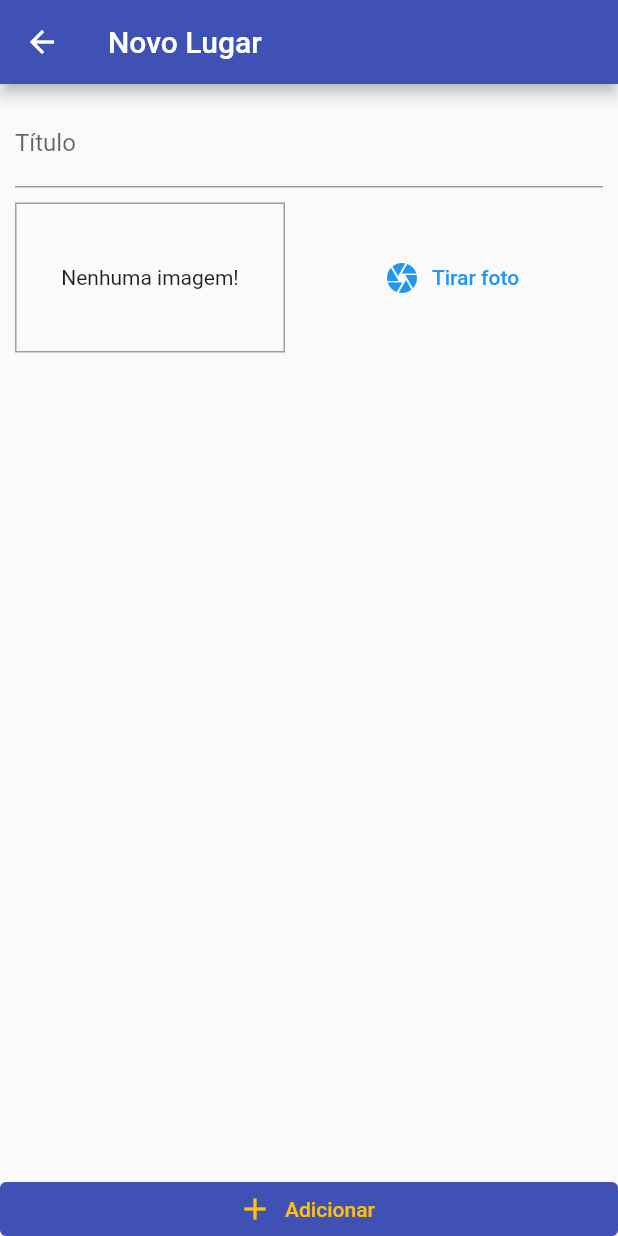
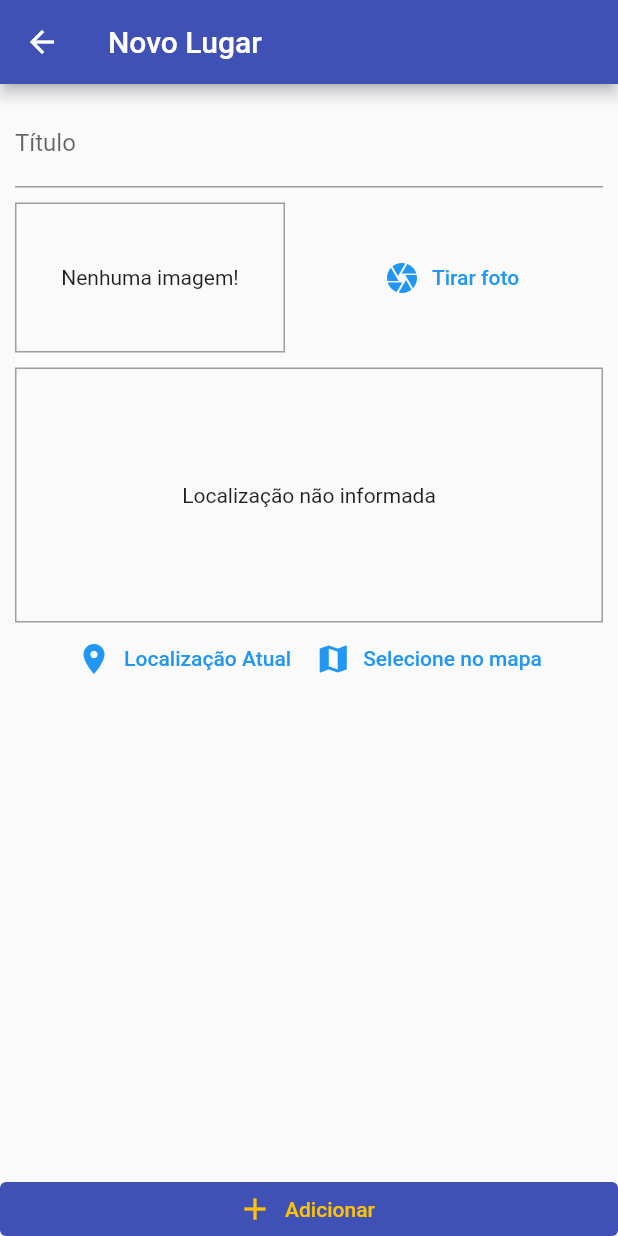
Before and after one commit to Jhonatan-Pereira/flutter_great_places, a Flutter app: the PlaceFormPage screen opened by its route, on a phone screen of 412 x 824 dp. Run offline on Flutter 3.47's test engine with Material 2 defaults, Android fonts, the phone set to English and light mode, and no system bars; our stand-ins replace image_picker, sqflite; accounts and stored records are empty.

Commit message:
feat: include location

```diff
--- a/lib/pages/place_form_page.dart
+++ b/lib/pages/place_form_page.dart
@@ -2,6 +2,7 @@ import 'dart:io';
 
 import 'package:flutter/material.dart';
 import 'package:great_places/providers/great_places.dart';
+import 'package:great_places/widgets/location_input.dart';
 import 'package:provider/provider.dart';
 
 import '../widgets/image_input.dart';
@@ -59,6 +60,8 @@ class _PlaceFormPageState extends State<PlaceFormPage> {
                     ),
                     const SizedBox(height: 10),
                     ImageInput(_selectedImage),
+                    const SizedBox(height: 10),
+                    const LocationInput(),
                   ],
                 ),
               ),
--- /dev/null
+++ b/lib/widgets/location_input.dart
@@ -0,0 +1,57 @@
+import 'package:flutter/material.dart';
+
+class LocationInput extends StatefulWidget {
+  const LocationInput({super.key});
+
+  @override
+  State<LocationInput> createState() => _LocationInputState();
+}
+
+class _LocationInputState extends State<LocationInput> {
+  final _previewImageUrl = "";
+
+  @override
+  Widget build(BuildContext context) {
+    return Column(
+      children: [
+        Container(
+          height: 170,
+          width: double.infinity,
+          alignment: Alignment.center,
+          decoration: BoxDecoration(
+            border: Border.all(
+              width: 1,
+              color: Colors.grey,
+            ),
+          ),
+          child: _previewImageUrl == ""
+              ? const Text('Localização não informada')
+              : Image.network(
+                  _previewImageUrl,
+                  fit: BoxFit.cover,
+                  width: double.infinity,
+                ),
+        ),
+        Row(
+          mainAxisAlignment: MainAxisAlignment.center,
+          children: [
+            TextButton.icon(
+              onPressed: () {},
+              icon: const Icon(Icons.location_on),
+              label: const Text('Localização Atual'),
+              style: TextButton.styleFrom(
+                  foregroundColor: Theme.of(context).primaryColor),
+            ),
+            TextButton.icon(
+              onPressed: () {},
+              icon: const Icon(Icons.map),
+              label: const Text('Selecione no mapa'),
+              style: TextButton.styleFrom(
+                  foregroundColor: Theme.of(context).primaryColor),
+            ),
+          ],
+        )
+      ],
+    );
+  }
+}
--- a/pubspec.yaml
+++ b/pubspec.yaml
@@ -35,6 +35,7 @@ dependencies:
   path_provider: ^2.0.11
   path: 1.8.2
   sqflite: ^2.2.2
+  location: ^4.4.0
 
 
   # The following adds the Cupertino Icons font to your application.
```
Also changed, not shown: pubspec.lock, 2 other files.
